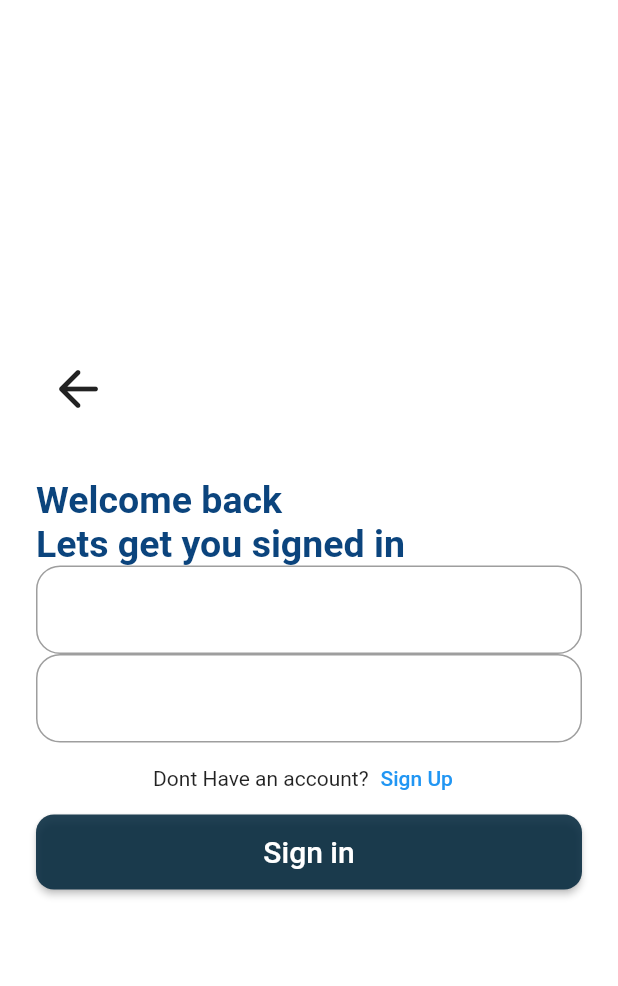
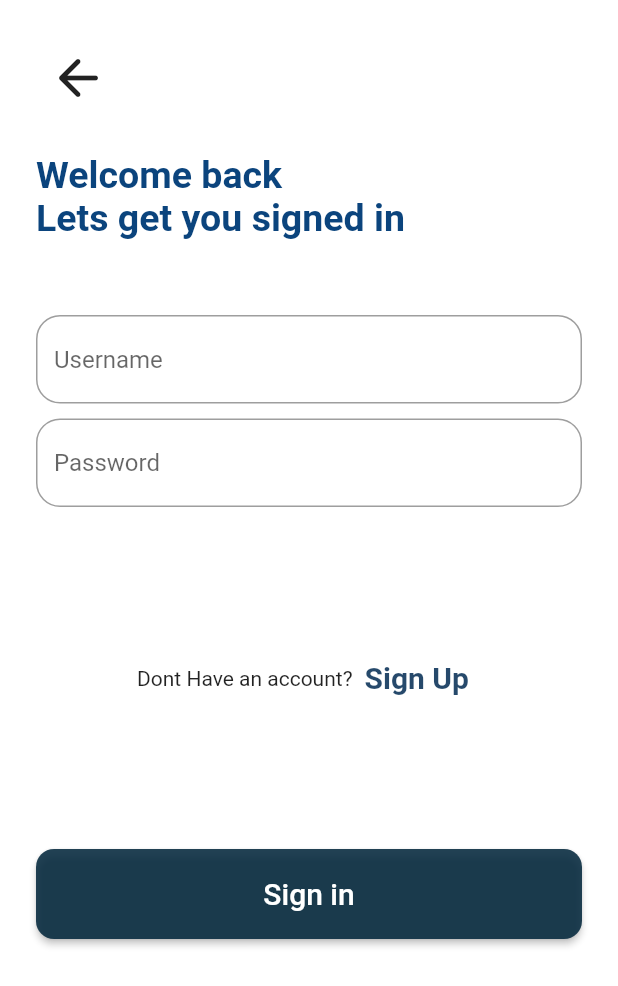
Before and after one commit to Code-Picasso/ThePlace-Flutter, a Flutter app: the screen it shows after launch, after a tap on "Login", on a phone screen of 412 x 824 dp. Shown: the top 986 px of the screen. Run offline on Flutter 3.47's test engine with Material 2 defaults, Android fonts, the phone set to English and light mode, and no system bars.

Commit message:
finished login screen

```diff
--- a/lib/screens/landing_screen.dart
+++ b/lib/screens/landing_screen.dart
@@ -32,7 +32,7 @@ class LandingScreen extends StatelessWidget {
                     fontWeight: FontWeight.bold,
                     color: Colors.white),
               ),
-              const SizedBox(height: 300),
+              const SizedBox(height: 200),
               OutlinedButton(
                 style: ButtonStyle(
                     side: MaterialStateProperty.all(const BorderSide(
--- a/lib/screens/login_screen.dart
+++ b/lib/screens/login_screen.dart
@@ -17,7 +17,9 @@ class _LoginScreenState extends State<LoginScreen> {
           padding: const EdgeInsets.all(24),
           height: double.infinity,
           width: double.infinity,
+          child: SingleChildScrollView(
             child: Column(
+              mainAxisSize: MainAxisSize.max,
               mainAxisAlignment: MainAxisAlignment.center,
               crossAxisAlignment: CrossAxisAlignment.start,
               children: [
@@ -36,7 +38,7 @@ class _LoginScreenState extends State<LoginScreen> {
                         size: 40,
                       ),
                     )),
-            const SizedBox(height: 40),
+                const SizedBox(height: 30),
                 const Text(
                   'Welcome back',
                   style: TextStyle(
@@ -51,43 +53,59 @@ class _LoginScreenState extends State<LoginScreen> {
                       fontWeight: FontWeight.bold,
                       color: Color.fromARGB(255, 11, 68, 125)),
                 ),
+                const SizedBox(height: 50),
                 TextField(
                     decoration: InputDecoration(
+                        hintText: 'Username',
                         focusedBorder: OutlineInputBorder(
                           borderSide: const BorderSide(
-                          color: Color.fromARGB(255, 9, 49, 87), width: 2.0),
+                              color: Color.fromARGB(255, 9, 49, 87),
+                              width: 2.0),
                           borderRadius: BorderRadius.circular(16.0),
                         ),
                         border: OutlineInputBorder(
                             borderRadius: BorderRadius.circular(16)))),
+                const SizedBox(height: 10),
                 TextField(
                     decoration: InputDecoration(
+                        hintText: 'Password',
                         focusedBorder: OutlineInputBorder(
                           borderSide: const BorderSide(
-                          color: Color.fromARGB(255, 9, 49, 87), width: 2.0),
+                              color: Color.fromARGB(255, 9, 49, 87),
+                              width: 2.0),
                           borderRadius: BorderRadius.circular(16.0),
                         ),
                         border: OutlineInputBorder(
                             borderRadius: BorderRadius.circular(16)))),
+                const SizedBox(height: 90),
                 Row(
                   crossAxisAlignment: CrossAxisAlignment.center,
                   mainAxisAlignment: MainAxisAlignment.center,
                   children: [
                     const Text('Dont Have an account?'),
-                TextButton(onPressed: () {}, child: const Text('Sign Up'))
+                    TextButton(
+                        onPressed: () {},
+                        child: const Text(
+                          'Sign Up',
+                          style: TextStyle(
+                              color: Color.fromARGB(225, 9, 49, 87),
+                              fontSize: 20,
+                              fontWeight: FontWeight.bold),
+                        ))
                   ],
                 ),
+                const SizedBox(height: 90),
                 SizedBox(
-              height: 50,
+                  height: 60,
                   width: 400,
                   child: ElevatedButton(
                     style: ElevatedButton.styleFrom(
                         shape: RoundedRectangleBorder(
                           borderRadius: BorderRadius.circular(12), // <-- Radius
                         ),
-                    backgroundColor: Color.fromARGB(224, 4, 40, 61)),
+                        backgroundColor: const Color.fromARGB(224, 4, 40, 61)),
                     onPressed: () {},
-                child: Text(
+                    child: const Text(
                       'Sign in',
                       style: TextStyle(fontSize: 20),
                     ),
@@ -95,7 +113,7 @@ class _LoginScreenState extends State<LoginScreen> {
                 )
               ],
             ),
-      ),
+          )),
     );
   }
 }
```
Lines whose indentation alone changed are shown as unchanged.
